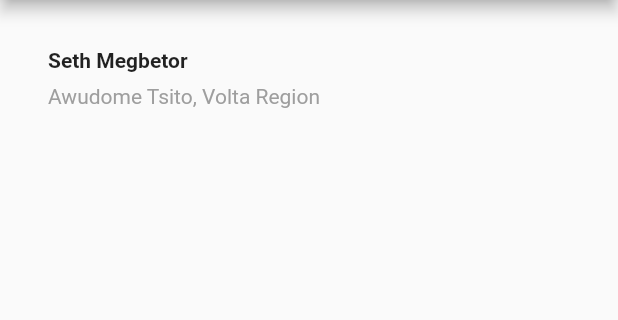
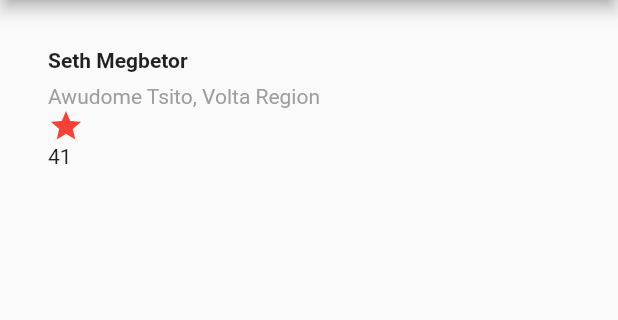
Before and after one commit to SethMegbetor/flutter-app-layout-one, a Flutter app: the screen it shows after launch, on a phone screen of 412 x 824 dp, the part 84-404 px from its top. Run offline on Flutter 3.47's test engine with Material 2 defaults, Android fonts, the phone set to English and light mode, and no system bars.

Commit message:
still on

```diff
--- a/lib/main.dart
+++ b/lib/main.dart
@@ -21,10 +21,17 @@ class MyApp extends StatelessWidget {
                   ),
                 ),
               ),
-              Text('Awudome Tsito, Volta Region',
-                  style: TextStyle(
-                    color: Colors.grey[500],
-                  ))
+              Text(
+                'Awudome Tsito, Volta Region',
+                style: TextStyle(
+                  color: Colors.grey[500],
+                ),
+              ),
+              Icon(
+                Icons.star,
+                color: Colors.red[500],
+              ),
+              const Text('41')
             ],
           ),
         ),
```
